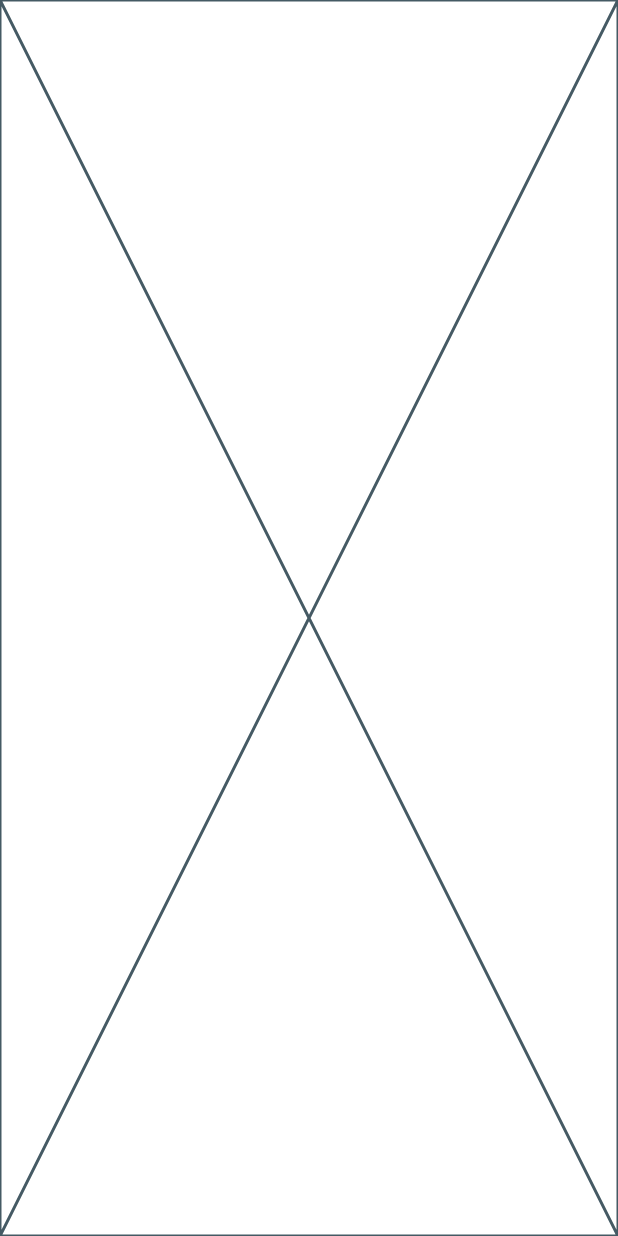
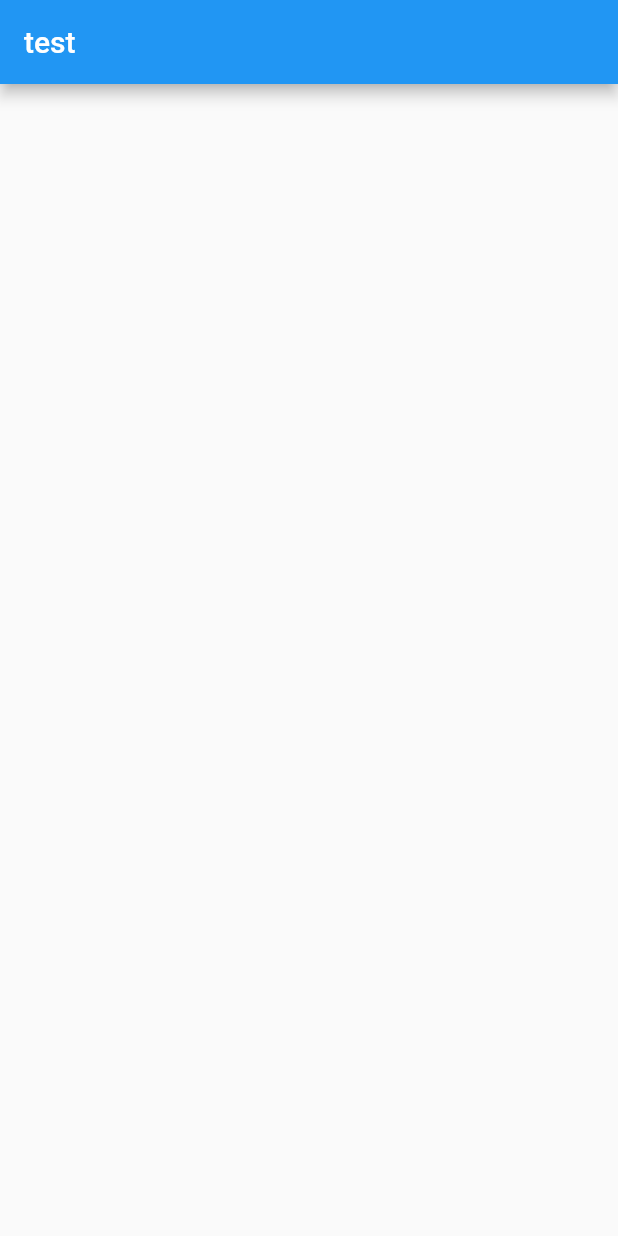
Before and after one commit to Ahmad09moallem/sustainable_delivery_mobile, a Flutter app: the screen it shows after launch, on a phone screen of 412 x 824 dp. Run offline on Flutter 3.47's test engine with Material 2 defaults, Android fonts, the phone set to English and light mode, and no system bars.

Commit message:
Change Hello To test

```diff
--- a/lib/main.dart
+++ b/lib/main.dart
@@ -15,6 +15,12 @@ class Home extends StatefulWidget {
 class _HomeState extends State<Home> {
   @override
   Widget build(BuildContext context) {
-    return const Placeholder();
+    return  Scaffold(
+      appBar: AppBar(
+        title: Text('test'),
+      ),
+
+
+    );
   }
 }
```
